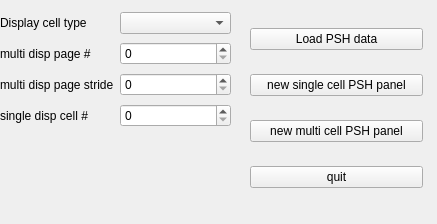
wenkeli/Cerebellum_simulation, file SimDataAnalysis/includes/mainw.ui: the form before one commit.
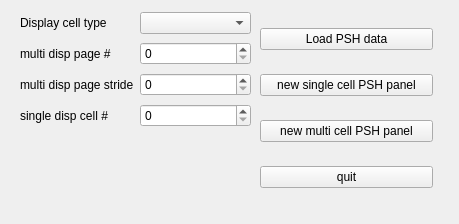
The form after the commit.

```diff
--- a/SimDataAnalysis/includes/mainw.ui
+++ b/SimDataAnalysis/includes/mainw.ui
@@ -6,7 +6,7 @@
    <rect>
     <x>0</x>
     <y>0</y>
-    <width>437</width>
+    <width>459</width>
     <height>224</height>
    </rect>
   </property>
@@ -17,7 +17,7 @@
    <widget class="QWidget" name="verticalLayoutWidget">
     <property name="geometry">
      <rect>
-      <x>250</x>
+      <x>260</x>
       <y>10</y>
       <width>173</width>
       <height>197</height>
@@ -57,7 +57,7 @@
    <widget class="QWidget" name="gridLayoutWidget">
     <property name="geometry">
      <rect>
-      <x>0</x>
+      <x>20</x>
       <y>10</y>
       <width>231</width>
       <height>121</height>
```
